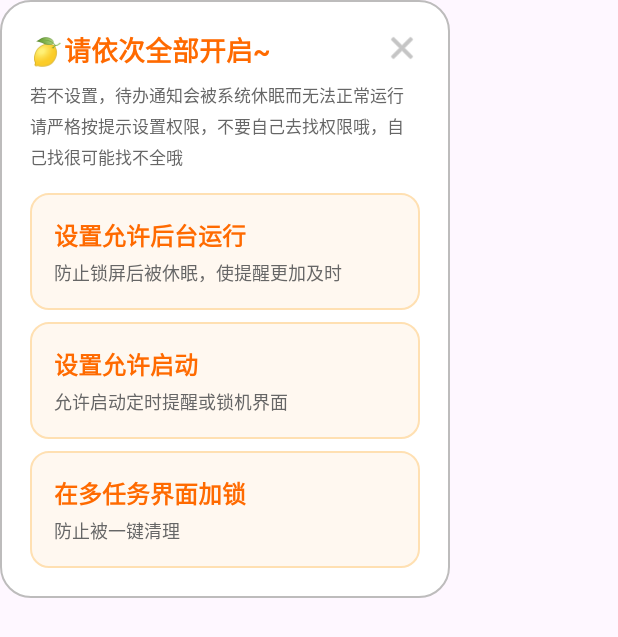
After one commit to yesterdaylz/to-do-APP, an Android app: the layout fragment_important_dialog.xml on its own in the app's theme, with its tools: preview values and no code run, on a phone screen of 412 x 824 dp. The commit adds this screen. Shown: the top 637 px of the screen. Run offline under Robolectric (Android 15) with nearby library versions, the phone set to English and light mode, and no system bars.

Commit message:
fix: 引导添加权限，修复了用户只有点进app通知才能显示的Bug

```diff
--- a/app/build.gradle.kts
+++ b/app/build.gradle.kts
@@ -60,6 +60,7 @@ dependencies {
     implementation("androidx.lifecycle:lifecycle-livedata-ktx:2.9.4")
     implementation("androidx.fragment:fragment-ktx:1.8.9")
     implementation("androidx.lifecycle:lifecycle-viewmodel-ktx:2.9.4")
+    implementation("androidx.work:work-runtime-ktx:2.11.0")
     //  Room 的 Kotlin 扩展和协程支持
     implementation(libs.androidx.room.ktx)
     implementation(libs.androidx.core.ktx)
--- a/app/src/main/AndroidManifest.xml
+++ b/app/src/main/AndroidManifest.xml
@@ -4,6 +4,8 @@
 
     <uses-permission android:name="android.permission.POST_NOTIFICATIONS" />
     <uses-permission android:name="android.permission.SCHEDULE_EXACT_ALARM" />
+    <uses-permission android:name="android.permission.REQUEST_IGNORE_BATTERY_OPTIMIZATIONS" />
+
 
     <application
         android:name=".MyApp"
@@ -38,7 +40,8 @@
 
         <activity
             android:name=".ui.activity.MainActivity"
-            android:exported="true"/>
+            android:enabled="true"
+            android:exported="false" />
 
     </application>
 
--- a/app/src/main/java/com/example/todoapp/logic/TodoReminderReceiver.kt
+++ b/app/src/main/java/com/example/todoapp/logic/TodoReminderReceiver.kt
@@ -7,6 +7,7 @@ import android.content.Context
 import android.content.Intent
 import android.content.pm.PackageManager
 import android.os.Build
+import android.util.Log
 import androidx.core.app.ActivityCompat
 import androidx.core.app.NotificationCompat
 import androidx.core.app.NotificationManagerCompat
@@ -16,6 +17,7 @@ import com.example.todoapp.ui.activity.MainActivity
 class TodoReminderReceiver : BroadcastReceiver() {
 
     override fun onReceive(context: Context, intent: Intent) {
+        Log.d("ReminderReceiver", "Broadcast received!")
         val title = intent.getStringExtra("title") ?: "待办提醒"
         val description = intent.getStringExtra("description") ?: ""
         if (Build.VERSION.SDK_INT >= Build.VERSION_CODES.TIRAMISU) {
--- a/app/src/main/java/com/example/todoapp/ui/fragment/TodoFragment.kt
+++ b/app/src/main/java/com/example/todoapp/ui/fragment/TodoFragment.kt
@@ -73,12 +73,16 @@ class TodoFragment : Fragment(R.layout.fragment_todoitem) {
         binding.toolbar.setOnMenuItemClickListener {
             when (it.itemId) {
                 R.id.add -> {
-                    Toast.makeText(requireContext(), "Add", Toast.LENGTH_SHORT).show()
+                    Toast.makeText(requireContext(), "打卡", Toast.LENGTH_SHORT).show()
                     true
                 }
 
                 R.id.more -> {
                     Toast.makeText(requireContext(), "Settings", Toast.LENGTH_SHORT).show()
+                    true
+                }
+                R.id.important -> {
+                    ImportantDialogFragment().show(childFragmentManager, "ImportantDialogFragment")
                     true
                 }
 
--- /dev/null
+++ b/app/src/main/res/drawable/dialog_background.xml
@@ -0,0 +1,8 @@
+<?xml version="1.0" encoding="utf-8"?>
+<shape xmlns:android="http://schemas.android.com/apk/res/android">
+    <solid android:color="@color/white" />
+    <corners android:radius="20dp" />
+    <stroke
+        android:width="1dp"
+        android:color="#BDBCBC" />
+</shape>
--- /dev/null
+++ b/app/src/main/res/drawable/dialog_item_background.xml
@@ -0,0 +1,8 @@
+<?xml version="1.0" encoding="utf-8"?>
+<shape xmlns:android="http://schemas.android.com/apk/res/android">
+    <solid android:color="#FFF8F0" />
+    <corners android:radius="12dp" />
+    <stroke
+        android:width="1dp"
+        android:color="#FFE0B2" />
+</shape>
--- /dev/null
+++ b/app/src/main/res/layout/fragment_important_dialog.xml
@@ -0,0 +1,161 @@
+<?xml version="1.0" encoding="utf-8"?>
+<androidx.constraintlayout.widget.ConstraintLayout xmlns:android="http://schemas.android.com/apk/res/android"
+    xmlns:app="http://schemas.android.com/apk/res-auto"
+    android:layout_width="300dp"
+    android:layout_height="wrap_content"
+    android:background="@drawable/dialog_background"
+    android:padding="20dp">
+
+    <!-- 标题 -->
+    <TextView
+        android:id="@+id/title"
+        android:layout_width="0dp"
+        android:layout_height="wrap_content"
+        android:text="🍋请依次全部开启~"
+        android:textColor="#FF6A00"
+        android:textSize="18sp"
+        android:textStyle="bold"
+        app:layout_constraintEnd_toStartOf="@+id/close_btn"
+        app:layout_constraintStart_toStartOf="parent"
+        app:layout_constraintTop_toTopOf="parent" />
+
+    <ImageView
+        android:id="@+id/close_btn"
+        android:layout_width="24dp"
+        android:layout_height="24dp"
+        android:src="@android:drawable/ic_menu_close_clear_cancel"
+        app:tint="#9E9E9E"
+        android:contentDescription="删除"
+        app:layout_constraintEnd_toEndOf="parent"
+        app:layout_constraintTop_toTopOf="parent" />
+
+    <TextView
+        android:id="@+id/description"
+        android:layout_width="0dp"
+        android:layout_height="wrap_content"
+        android:layout_marginTop="8dp"
+        android:text="若不设置，待办通知会被系统休眠而无法正常运行\n请严格按提示设置权限，不要自己去找权限哦，自己找很可能找不全哦"
+        android:textColor="#666666"
+        android:textSize="11.5sp"
+        android:lineSpacingExtra="4dp"
+        app:layout_constraintEnd_toEndOf="parent"
+        app:layout_constraintStart_toStartOf="parent"
+        app:layout_constraintTop_toBottomOf="@id/title" />
+
+
+    <androidx.constraintlayout.widget.ConstraintLayout
+        android:id="@+id/btn_background"
+        android:layout_width="0dp"
+        android:layout_height="wrap_content"
+        android:background="@drawable/dialog_item_background"
+        android:clickable="true"
+        android:focusable="true"
+        android:padding="16dp"
+        android:layout_marginTop="16dp"
+        app:layout_constraintEnd_toEndOf="parent"
+        app:layout_constraintStart_toStartOf="parent"
+        app:layout_constraintTop_toBottomOf="@id/description">
+
+        <TextView
+            android:id="@+id/tv_background_title"
+            android:layout_width="wrap_content"
+            android:layout_height="wrap_content"
+            android:text="设置允许后台运行"
+            android:textColor="#FF6A00"
+            android:textSize="16sp"
+            android:textStyle="bold"
+            app:layout_constraintStart_toStartOf="parent"
+            app:layout_constraintTop_toTopOf="parent" />
+
+        <TextView
+            android:id="@+id/tv_background_context"
+            android:layout_width="0dp"
+            android:layout_height="wrap_content"
+            android:layout_marginTop="4dp"
+            android:text="防止锁屏后被休眠，使提醒更加及时"
+            android:textColor="#666666"
+            android:textSize="12sp"
+            app:layout_constraintEnd_toEndOf="parent"
+            app:layout_constraintStart_toStartOf="parent"
+            app:layout_constraintTop_toBottomOf="@id/tv_background_title" />
+
+    </androidx.constraintlayout.widget.ConstraintLayout>
+
+
+    <androidx.constraintlayout.widget.ConstraintLayout
+        android:id="@+id/btn_autostart"
+        android:layout_width="0dp"
+        android:layout_height="wrap_content"
+        android:background="@drawable/dialog_item_background"
+        android:clickable="true"
+        android:focusable="true"
+        android:padding="16dp"
+        android:layout_marginTop="8dp"
+        app:layout_constraintEnd_toEndOf="parent"
+        app:layout_constraintStart_toStartOf="parent"
+        app:layout_constraintTop_toBottomOf="@id/btn_background">
+
+        <TextView
+            android:id="@+id/tv_autostart_title"
+            android:layout_width="wrap_content"
+            android:layout_height="wrap_content"
+            android:text="设置允许启动"
+            android:textColor="#FF6A00"
+            android:textSize="16sp"
+            android:textStyle="bold"
+            app:layout_constraintStart_toStartOf="parent"
+            app:layout_constraintTop_toTopOf="parent" />
+
+        <TextView
+            android:id="@+id/tv_autostart_context"
+            android:layout_width="0dp"
+            android:layout_height="wrap_content"
+            android:layout_marginTop="4dp"
+            android:text="允许启动定时提醒或锁机界面"
+            android:textColor="#666666"
+            android:textSize="12sp"
+            app:layout_constraintEnd_toEndOf="parent"
+            app:layout_constraintStart_toStartOf="parent"
+            app:layout_constraintTop_toBottomOf="@id/tv_autostart_title" />
+
+    </androidx.constraintlayout.widget.ConstraintLayout>
+
+    <androidx.constraintlayout.widget.ConstraintLayout
+        android:id="@+id/btn_lock"
+        android:layout_width="0dp"
+        android:layout_height="wrap_content"
+        android:background="@drawable/dialog_item_background"
+        android:clickable="true"
+        android:focusable="true"
+        android:padding="16dp"
+        android:layout_marginTop="8dp"
+        app:layout_constraintEnd_toEndOf="parent"
+        app:layout_constraintStart_toStartOf="parent"
+        app:layout_constraintTop_toBottomOf="@id/btn_autostart">
+
+        <TextView
+            android:id="@+id/tv_lock_title"
+            android:layout_width="wrap_content"
+            android:layout_height="wrap_content"
+            android:text="在多任务界面加锁"
+            android:textColor="#FF6A00"
+            android:textSize="16sp"
+            android:textStyle="bold"
+            app:layout_constraintStart_toStartOf="parent"
+            app:layout_constraintTop_toTopOf="parent" />
+
+        <TextView
+            android:id="@+id/tv_lock_context"
+            android:layout_width="0dp"
+            android:layout_height="wrap_content"
+            android:layout_marginTop="4dp"
+            android:text="防止被一键清理"
+            android:textColor="#666666"
+            android:textSize="12sp"
+            app:layout_constraintEnd_toEndOf="parent"
+            app:layout_constraintStart_toStartOf="parent"
+            app:layout_constraintTop_toBottomOf="@id/tv_lock_title" />
+
+    </androidx.constraintlayout.widget.ConstraintLayout>
+
+</androidx.constraintlayout.widget.ConstraintLayout>
--- a/app/src/main/res/layout/fragment_todo.xml
+++ b/app/src/main/res/layout/fragment_todo.xml
@@ -16,7 +16,7 @@
         app:layout_constraintTop_toTopOf="parent"
         app:layout_constraintStart_toStartOf="parent"
         app:layout_constraintEnd_toEndOf="parent"
-        android:theme="@style/ThemeOverlay.Material3.Dark.ActionBar">
+        android:theme="@style/ThemeOverlay.Material3.ActionBar">
 
         <com.google.android.material.appbar.MaterialToolbar
             android:id="@+id/toolbar"
--- a/app/src/main/res/menu/todo_menu.xml
+++ b/app/src/main/res/menu/todo_menu.xml
@@ -1,6 +1,10 @@
 <?xml version="1.0" encoding="utf-8"?>
 <menu xmlns:android="http://schemas.android.com/apk/res/android"
     xmlns:app="http://schemas.android.com/apk/res-auto">
+    <item
+        android:id="@+id/important"
+        android:title="食用\n须知"
+        app:showAsAction="always"/>
     <item
         android:id="@+id/add"
         android:icon="@mipmap/self_descipline"
--- a/app/src/main/res/values/themes.xml
+++ b/app/src/main/res/values/themes.xml
@@ -4,6 +4,10 @@
         <!-- Customize your light theme here. -->
         <!-- <item name="colorPrimary">@color/my_light_primary</item> -->
     </style>
+    <style name="RoundedDialog" parent="Theme.AppCompat.Light.Dialog.Alert">
+        <item name="android:windowBackground">@android:color/transparent</item>
+    </style>
+
 
     <style name="Theme.ToDoApp" parent="Base.Theme.ToDoApp" />
 </resources>
```
Also changed, not shown: app/src/main/java/com/example/todoapp/RemindUtil.kt (+30 -6 lines), app/src/main/java/com/example/todoapp/ui/activity/MainActivity.kt (+36 -0 lines), app/src/main/java/com/example/todoapp/ui/fragment/ImportantDialogFragment.kt (added, +143 -0 lines), app/src/main/res/drawable/button_bg_selector.xml (added, +15 -0 lines), app/src/main/res/drawable/details_background.xml (added, +8 -0 lines), app/src/main/res/layout/dialog_pemission.xml (added, +66 -0 lines), app/src/main/res/drawable/image_1.jpg (added), app/src/main/res/drawable/image_2.jpg (added), app/src/main/res/drawable/image_3.jpg (added), 1 other file.
